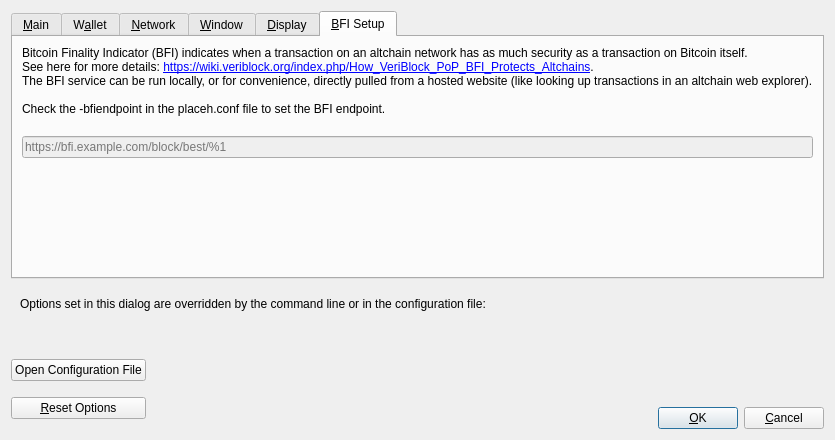
Qt form src/qt/forms/optionsdialog.ui (VeriBlock/pop-phl) before a commit.
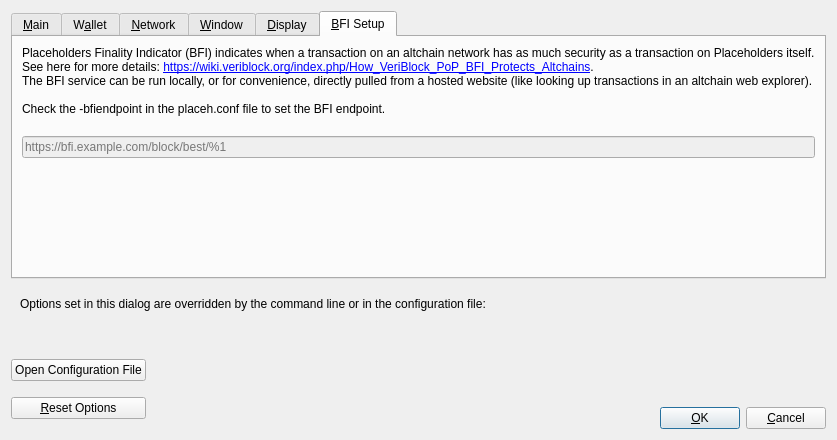
The same form after that commit. The open tabs and pages were chosen to show the change. Custom widgets are drawn as their Qt base class.

```diff
--- a/src/qt/forms/optionsdialog.ui
+++ b/src/qt/forms/optionsdialog.ui
@@ -729,7 +729,7 @@
            </property>
          
            <property name="text">
-           <string>Bitcoin Finality Indicator (BFI) indicates when a transaction on an altchain network has as much security as a transaction on Bitcoin itself.&lt;br&gt;See here for more details: &lt;a href='https://wiki.veriblock.org/index.php/How_VeriBlock_PoP_BFI_Protects_Altchains'&gt;https://wiki.veriblock.org/index.php/How_VeriBlock_PoP_BFI_Protects_Altchains&lt;/a&gt;.&lt;br&gt;The BFI service can be run locally, or for convenience, directly pulled from a hosted website (like looking up transactions in an altchain web explorer).&lt;br&gt;&lt;br&gt;Check the -bfiendpoint in the placeh.conf file to set the BFI endpoint.&lt;br&gt;</string>
+           <string>Placeholders Finality Indicator (BFI) indicates when a transaction on an altchain network has as much security as a transaction on Placeholders itself.&lt;br&gt;See here for more details: &lt;a href='https://wiki.veriblock.org/index.php/How_VeriBlock_PoP_BFI_Protects_Altchains'&gt;https://wiki.veriblock.org/index.php/How_VeriBlock_PoP_BFI_Protects_Altchains&lt;/a&gt;.&lt;br&gt;The BFI service can be run locally, or for convenience, directly pulled from a hosted website (like looking up transactions in an altchain web explorer).&lt;br&gt;&lt;br&gt;Check the -bfiendpoint in the placeh.conf file to set the BFI endpoint.&lt;br&gt;</string>
            </property>
            
           </widget>
```
Left out of the diff: 4 changed lines with no effect on the pictures.
